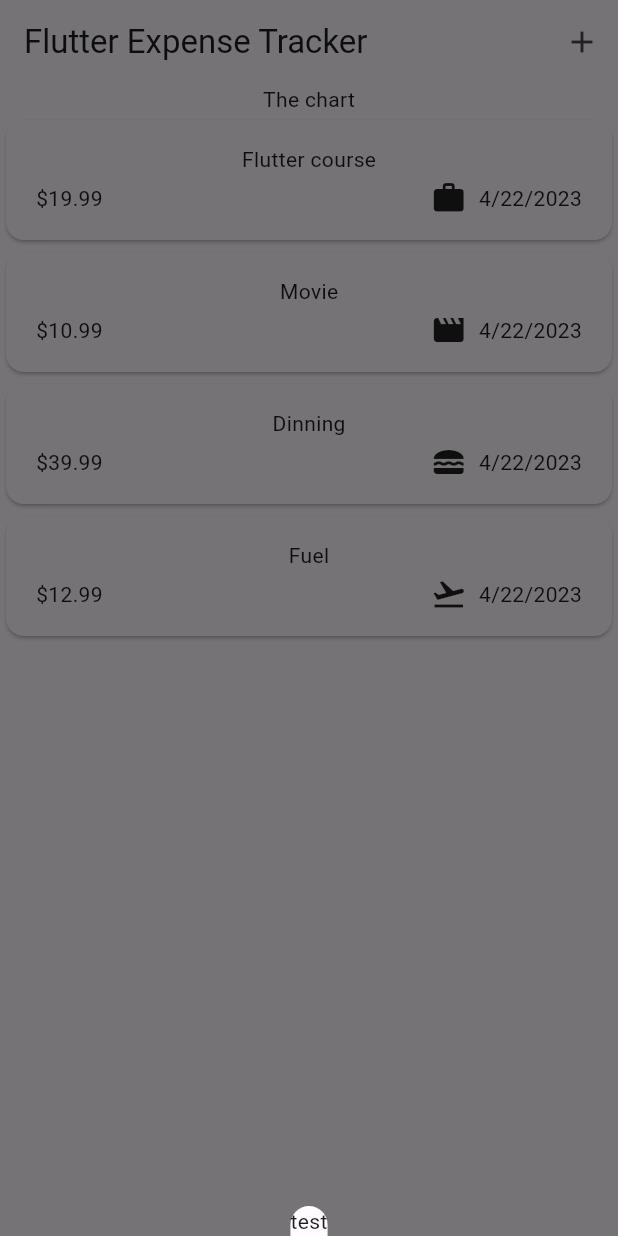
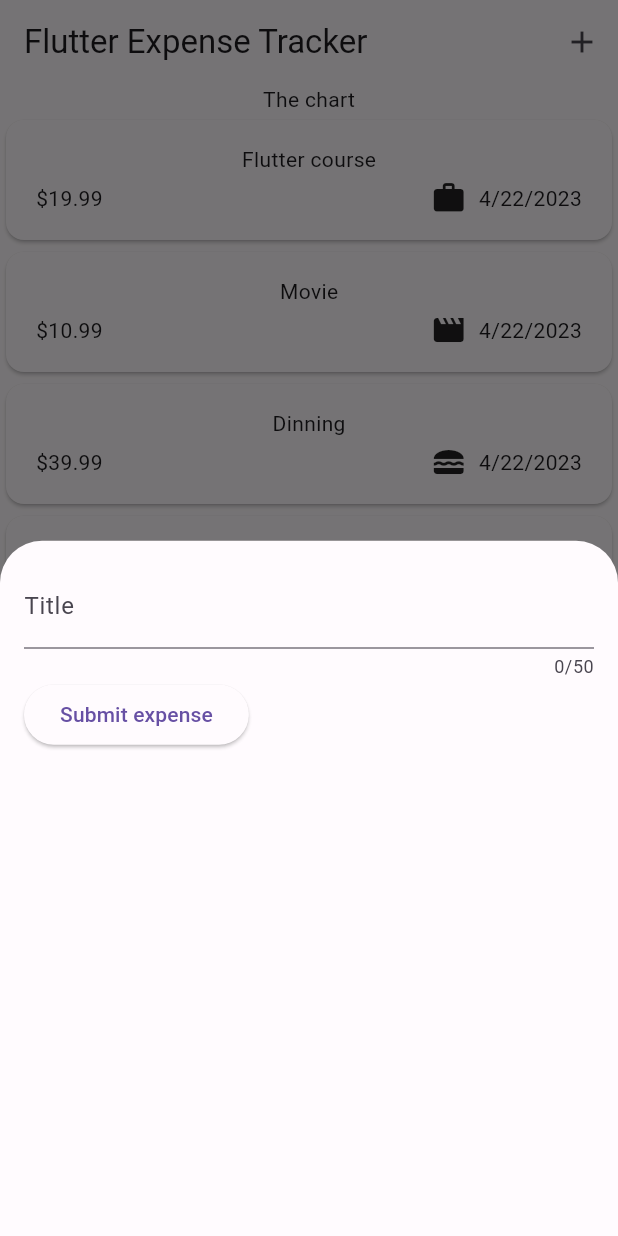
Before and after one commit to chawatvish/flutter-expense-app, a Flutter app: the screen it shows after launch, after a tap on the "add" icon, on a phone screen of 412 x 824 dp. Run offline on Flutter 3.47's test engine with Material 2 defaults, Android fonts, the phone set to English and light mode, and no system bars.

Commit message:
add storing input text field and show on submit button tapped

```diff
--- a/lib/widgets/expenses.dart
+++ b/lib/widgets/expenses.dart
@@ -1,6 +1,7 @@
 import 'package:flutter/material.dart';
 import 'package:flutter_expense_app/models/expense.dart';
 import 'package:flutter_expense_app/widgets/expense_list/expenses_list.dart';
+import 'package:flutter_expense_app/widgets/new_expense.dart';
 
 class Expenses extends StatefulWidget {
   const Expenses({Key? key}) : super(key: key);
@@ -37,7 +38,7 @@ class _ExpensesState extends State<Expenses> {
     showModalBottomSheet(
       context: context,
       builder: (ctx) {
-        return Text('test');
+        return const NewExpense();
       },
     );
   }
--- /dev/null
+++ b/lib/widgets/new_expense.dart
@@ -0,0 +1,44 @@
+import 'package:flutter/material.dart';
+
+class NewExpense extends StatefulWidget {
+  const NewExpense({Key? key}) : super(key: key);
+
+  @override
+  State<NewExpense> createState() => _NewExpenseState();
+}
+
+class _NewExpenseState extends State<NewExpense> {
+  String _enteredTitle = '';
+
+  void _saveTitleInput(String inputValue) {
+    _enteredTitle = inputValue;
+  }
+
+  @override
+  Widget build(BuildContext context) {
+    return Padding(
+      padding: const EdgeInsets.all(16),
+      child: Column(
+        children: [
+          TextField(
+            onChanged: _saveTitleInput,
+            maxLength: 50,
+            decoration: const InputDecoration(
+              label: Text('Title'),
+            ),
+          ),
+          Row(
+            children: [
+              ElevatedButton(
+                onPressed: () {
+                  print(_enteredTitle);
+                },
+                child: Text('Submit expense'),
+              ),
+            ],
+          ),
+        ],
+      ),
+    );
+  }
+}
```
